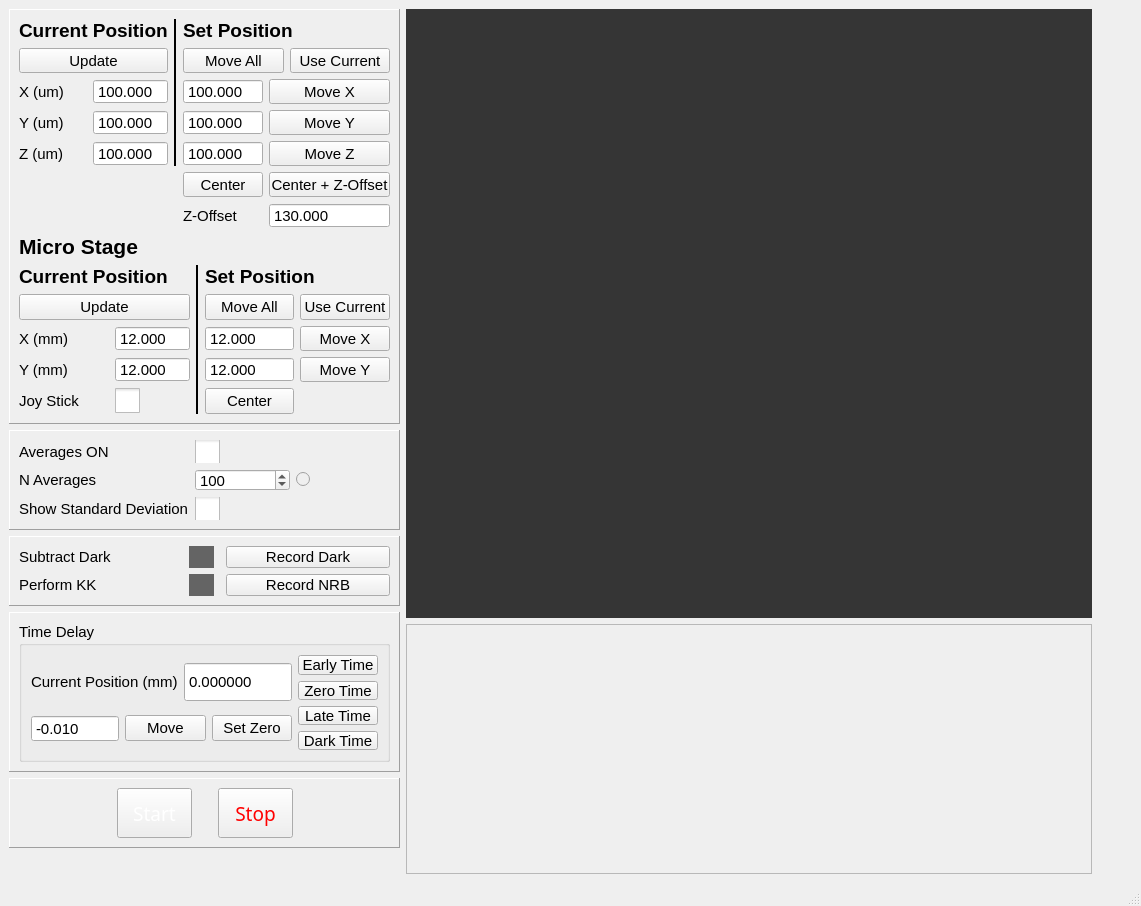
Old version of the form qt_designer/qt_bcars2_spectroscopy.ui in the repository usnistgov/bcars_microscope.
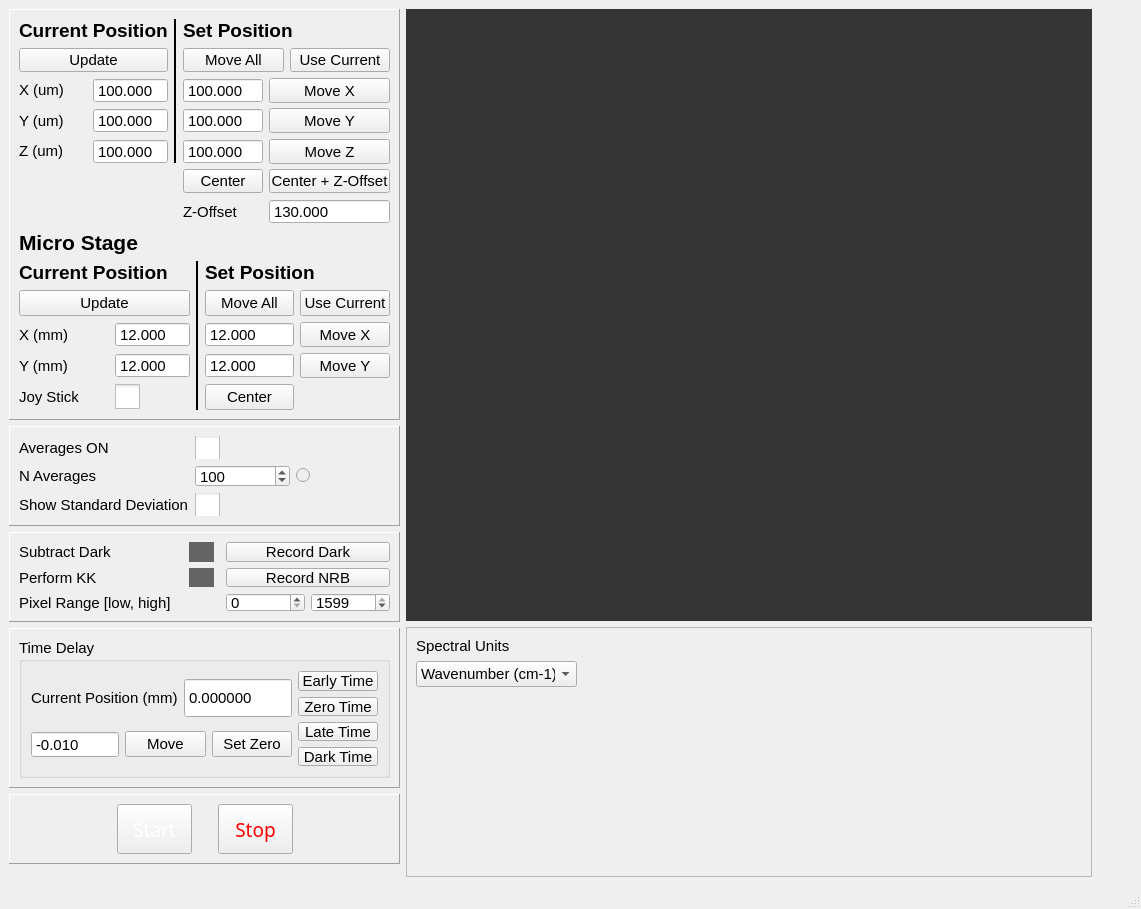
New version of the form.

Commit message: KK, wavelen/num selection, pixel range

```diff
--- a/qt_designer/qt_bcars2_spectroscopy.ui
+++ b/qt_designer/qt_bcars2_spectroscopy.ui
@@ -7,7 +7,7 @@
     <x>0</x>
     <y>0</y>
     <width>1141</width>
-    <height>906</height>
+    <height>909</height>
    </rect>
   </property>
   <property name="minimumSize">
@@ -1057,7 +1057,7 @@
         <property name="maximumSize">
          <size>
           <width>16777215</width>
-          <height>70</height>
+          <height>90</height>
          </size>
         </property>
         <property name="frameShape">
@@ -1067,33 +1067,10 @@
          <enum>QFrame::Raised</enum>
         </property>
         <layout class="QGridLayout" name="gridLayout_2">
-         <item row="0" column="0">
-          <widget class="QLabel" name="label_12">
+         <item row="2" column="0">
+          <widget class="QLabel" name="label_19">
            <property name="text">
-            <string>Subtract Dark</string>
-           </property>
-           <property name="textFormat">
-            <enum>Qt::PlainText</enum>
-           </property>
-          </widget>
-         </item>
-         <item row="0" column="1">
-          <widget class="QCheckBox" name="checkBoxSubtractDark">
-           <property name="enabled">
-            <bool>false</bool>
-           </property>
-           <property name="sizePolicy">
-            <sizepolicy hsizetype="Fixed" vsizetype="Fixed">
-             <horstretch>0</horstretch>
-             <verstretch>0</verstretch>
-            </sizepolicy>
-           </property>
-           <property name="styleSheet">
-            <string notr="true">QCheckBox::indicator { width: 25; height: 25 }
-QCheckBox::indicator:disabled { background-color:rgb(100,100,100);}</string>
-           </property>
-           <property name="text">
-            <string/>
+            <string>Pixel Range [low, high]</string>
            </property>
           </widget>
          </item>
@@ -1134,6 +1111,26 @@
            </property>
           </widget>
          </item>
+         <item row="0" column="1">
+          <widget class="QCheckBox" name="checkBoxSubtractDark">
+           <property name="enabled">
+            <bool>false</bool>
+           </property>
+           <property name="sizePolicy">
+            <sizepolicy hsizetype="Fixed" vsizetype="Fixed">
+             <horstretch>0</horstretch>
+             <verstretch>0</verstretch>
+            </sizepolicy>
+           </property>
+           <property name="styleSheet">
+            <string notr="true">QCheckBox::indicator { width: 25; height: 25 }
+QCheckBox::indicator:disabled { background-color:rgb(100,100,100);}</string>
+           </property>
+           <property name="text">
+            <string/>
+           </property>
+          </widget>
+         </item>
          <item row="1" column="2">
           <widget class="QPushButton" name="pushButtonRecNRB">
            <property name="text">
@@ -1141,6 +1138,40 @@
            </property>
           </widget>
          </item>
+         <item row="2" column="2">
+          <layout class="QHBoxLayout" name="horizontalLayout_7">
+           <item>
+            <widget class="QSpinBox" name="spinBoxLowPix">
+             <property name="maximum">
+              <number>1599</number>
+             </property>
+             <property name="value">
+              <number>0</number>
+             </property>
+            </widget>
+           </item>
+           <item>
+            <widget class="QSpinBox" name="spinBoxHighPix">
+             <property name="maximum">
+              <number>1599</number>
+             </property>
+             <property name="value">
+              <number>1599</number>
+             </property>
+            </widget>
+           </item>
+          </layout>
+         </item>
+         <item row="0" column="0">
+          <widget class="QLabel" name="label_12">
+           <property name="text">
+            <string>Subtract Dark</string>
+           </property>
+           <property name="textFormat">
+            <enum>Qt::PlainText</enum>
+           </property>
+          </widget>
+         </item>
         </layout>
        </widget>
       </item>
@@ -1520,12 +1551,65 @@
           <height>250</height>
          </size>
         </property>
+        <property name="maximumSize">
+         <size>
+          <width>16777215</width>
+          <height>250</height>
+         </size>
+        </property>
         <property name="frameShape">
          <enum>QFrame::StyledPanel</enum>
         </property>
         <property name="frameShadow">
          <enum>QFrame::Raised</enum>
         </property>
+        <layout class="QFormLayout" name="formLayout_2">
+         <item row="0" column="0">
+          <layout class="QVBoxLayout" name="verticalLayout_7">
+           <item>
+            <widget class="QLabel" name="label_20">
+             <property name="maximumSize">
+              <size>
+               <width>161</width>
+               <height>16777215</height>
+              </size>
+             </property>
+             <property name="text">
+              <string>Spectral Units</string>
+             </property>
+            </widget>
+           </item>
+           <item>
+            <widget class="QComboBox" name="comboBoxSpectralXSelect">
+             <property name="maximumSize">
+              <size>
+               <width>161</width>
+               <height>16777215</height>
+              </size>
+             </property>
+             <property name="currentIndex">
+              <number>2</number>
+             </property>
+             <item>
+              <property name="text">
+               <string>Pixels (pix)</string>
+              </property>
+             </item>
+             <item>
+              <property name="text">
+               <string>Wavelength (nm)</string>
+              </property>
+             </item>
+             <item>
+              <property name="text">
+               <string>Wavenumber (cm-1)</string>
+              </property>
+             </item>
+            </widget>
+           </item>
+          </layout>
+         </item>
+        </layout>
        </widget>
       </item>
      </layout>
@@ -1557,7 +1641,7 @@
      <x>0</x>
      <y>0</y>
      <width>1141</width>
-     <height>23</height>
+     <height>21</height>
     </rect>
    </property>
   </widget>
```
The commit also changes 2 other files.
